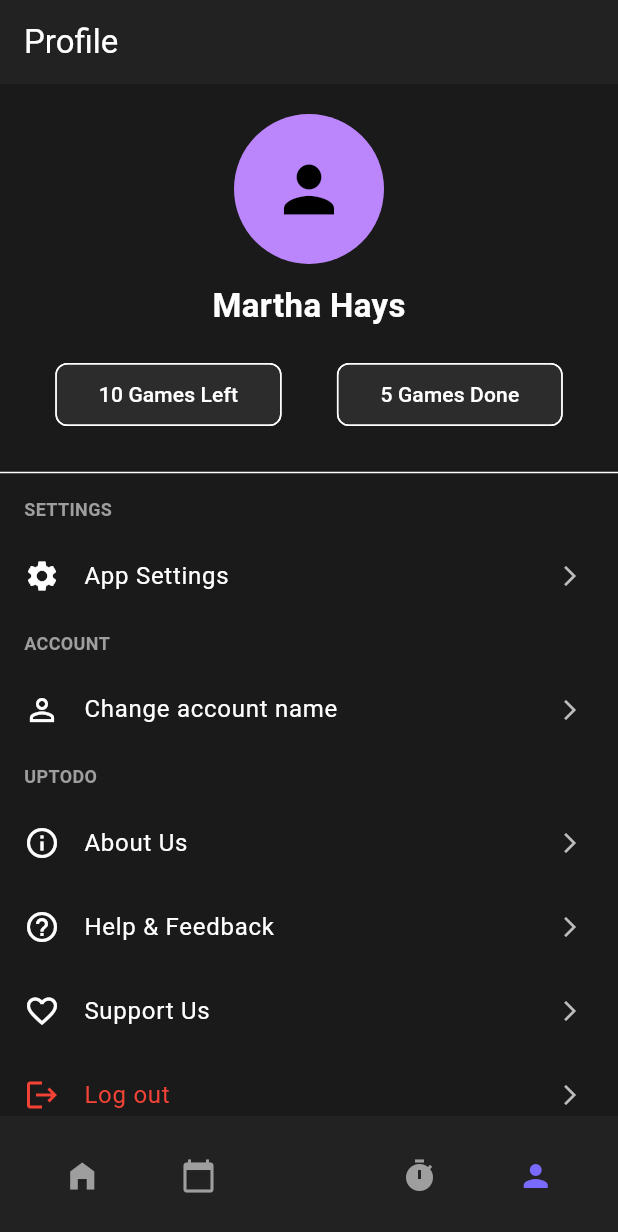
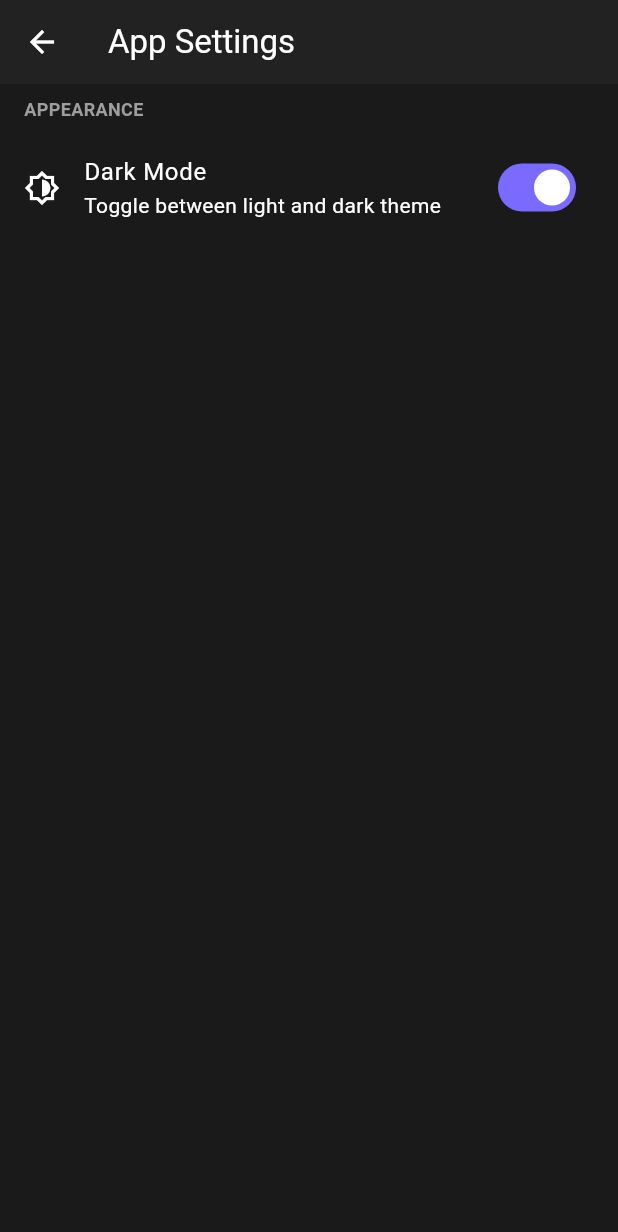
Before and after one commit to Morningknight/gamelog, a Flutter app: the screen it shows after launch, item 4 of the bottom bar chosen, after a tap on "App Settings", on a phone screen of 412 x 824 dp. Shown: the top 1232 px of the screen. Run offline on Flutter 3.47's test engine with Material 3 defaults, Android fonts, the phone set to English and light mode, and no system bars; our stand-ins replace flutter_riverpod, hive, hive_flutter; accounts and stored records are empty.

Commit message:
Feat: Implement dynamic theming and persistent user profile

```diff
--- a/lib/main.dart
+++ b/lib/main.dart
@@ -11,6 +11,7 @@ void main() async {
   await Hive.initFlutter();
   Hive.registerAdapter(GameAdapter());
   await Hive.openBox<Game>('games');
+  await Hive.openBox('userSettings');
   runApp(const ProviderScope(child: GameLogApp()));
 }
 
--- /dev/null
+++ b/lib/providers/user_settings_provider.dart
@@ -0,0 +1,25 @@
+import 'package:flutter_riverpod/flutter_riverpod.dart';
+import 'package:hive_flutter/hive_flutter.dart';
+
+class UserSettingsService {
+  final Box _box;
+  UserSettingsService(this._box);
+
+  String getUserName() {
+    return _box.get('userName', defaultValue: 'Gamer');
+  }
+
+  Future<void> setUserName(String name) async {
+    await _box.put('userName', name);
+  }
+}
+
+final userSettingsServiceProvider = Provider<UserSettingsService>((ref) {
+  final box = Hive.box('userSettings');
+  return UserSettingsService(box);
+});
+
+final userNameProvider = StateProvider<String>((ref) {
+  final settingsService = ref.watch(userSettingsServiceProvider);
+  return settingsService.getUserName();
+});
--- /dev/null
+++ b/lib/screens/app_settings_screen.dart
@@ -0,0 +1,35 @@
+import 'package:flutter/material.dart';
+import 'package:flutter_riverpod/flutter_riverpod.dart';
+import 'package:gamelog/providers/theme_provider.dart';
+import 'package:gamelog/widgets/profile_menu_widgets.dart';
+
+// NO provider definitions should be in this file.
+
+class AppSettingsScreen extends ConsumerWidget {
+  const AppSettingsScreen({super.key});
+
+  @override
+  Widget build(BuildContext context, WidgetRef ref) {
+    final currentThemeMode = ref.watch(themeProvider);
+
+    return Scaffold(
+      appBar: AppBar(
+        title: const Text('App Settings'),
+      ),
+      body: ListView(
+        children: [
+          const SectionTitle(title: 'Appearance'),
+          SwitchListTile(
+            title: const Text('Dark Mode'),
+            subtitle: const Text('Toggle between light and dark theme'),
+            value: currentThemeMode == ThemeMode.dark,
+            onChanged: (isDarkMode) {
+              ref.read(themeProvider.notifier).toggleTheme();
+            },
+            secondary: const Icon(Icons.brightness_6_outlined),
+          ),
+        ],
+      ),
+    );
+  }
+}
--- a/lib/screens/home_screen.dart
+++ b/lib/screens/home_screen.dart
@@ -3,7 +3,6 @@ import 'package:flutter_riverpod/flutter_riverpod.dart';
 import 'package:gamelog/models/game.dart';
 import 'package:gamelog/providers/game_provider.dart';
 import 'package:gamelog/screens/about_screen.dart';
-import 'package:gamelog/screens/add_edit_game_screen.dart';
 import 'package:gamelog/widgets/game_list_view.dart';
 
 class HomeScreen extends ConsumerWidget {
@@ -31,8 +30,6 @@ class HomeScreen extends ConsumerWidget {
     final List<Game> games = ref.watch(gameProvider);
     final currentFilter = ref.watch(gameFilterProvider);
 
-    // Note: The Scaffold and FAB have been removed from here.
-    // They are now managed by the MainScreen.
     return Scaffold(
       appBar: AppBar(
         title: Text(_filterTitle(currentFilter)),
@@ -62,18 +59,7 @@ class HomeScreen extends ConsumerWidget {
         ],
       ),
       body: GameListView(games: games),
-      // IMPORTANT: We need to add our own FAB here that navigates to the add screen.
-      // The one in MainScreen is just for visual structure.
-      floatingActionButton: FloatingActionButton(
-        onPressed: () {
-          Navigator.of(context).push(
-            MaterialPageRoute(
-              builder: (ctx) => const AddEditGameScreen(),
-            ),
-          );
-        },
-        child: const Icon(Icons.add),
-      ),
+      // --- THE FLOATING ACTION BUTTON HAS BEEN REMOVED FROM THIS FILE ---
     );
   }
 }
--- a/lib/screens/main_screen.dart
+++ b/lib/screens/main_screen.dart
@@ -2,7 +2,7 @@ import 'package:flutter/material.dart';
 import 'package:flutter_riverpod/flutter_riverpod.dart';
 import 'package:gamelog/screens/add_edit_game_screen.dart';
 import 'package:gamelog/screens/home_screen.dart';
-import 'package:gamelog/screens/profile_screen.dart'; // <-- ADD THIS IMPORT
+import 'package:gamelog/screens/profile_screen.dart';
 
 // A simple provider to hold the state of the selected tab index.
 final mainScreenIndexProvider = StateProvider<int>((ref) => 0);
@@ -14,16 +14,17 @@ class MainScreen extends ConsumerWidget {
   Widget build(BuildContext context, WidgetRef ref) {
     final selectedIndex = ref.watch(mainScreenIndexProvider);
 
-    // List of the main screens in our app.
     final List<Widget> screens = [
       const HomeScreen(),
       Container(color: Colors.blue, child: const Center(child: Text('Calendar'))), // Placeholder
       Container(color: Colors.green, child: const Center(child: Text('Focus'))), // Placeholder
-      const ProfileScreen(), // <-- REPLACE THE RED CONTAINER
+      const ProfileScreen(),
     ];
 
+    // The FloatingActionButton is defined here, in one central place.
     final fab = FloatingActionButton(
       onPressed: () {
+        // This navigation is correct.
         Navigator.of(context).push(
           MaterialPageRoute(
             builder: (ctx) => const AddEditGameScreen(),
@@ -36,6 +37,7 @@ class MainScreen extends ConsumerWidget {
     return Scaffold(
       body: screens[selectedIndex],
 
+      // This logic ensures only one FAB is ever in the widget tree.
       floatingActionButton: selectedIndex == 0 ? fab : null,
       floatingActionButtonLocation: FloatingActionButtonLocation.centerDocked,
 
--- a/lib/screens/profile_screen.dart
+++ b/lib/screens/profile_screen.dart
@@ -1,12 +1,52 @@
 import 'package:flutter/material.dart';
 import 'package:flutter_riverpod/flutter_riverpod.dart';
+import 'package:gamelog/providers/user_settings_provider.dart';
+import 'package:gamelog/screens/app_settings_screen.dart';
 import 'package:gamelog/widgets/profile_menu_widgets.dart';
+
+// NO provider definitions should be in this file.
 
 class ProfileScreen extends ConsumerWidget {
   const ProfileScreen({super.key});
 
+  void _showChangeNameDialog(BuildContext context, WidgetRef ref) {
+    final settingsService = ref.read(userSettingsServiceProvider);
+    final nameController = TextEditingController(text: settingsService.getUserName());
+
+    showDialog(
+      context: context,
+      builder: (ctx) => AlertDialog(
+        title: const Text('Change Account Name'),
+        content: TextField(
+          controller: nameController,
+          autofocus: true,
+          decoration: const InputDecoration(labelText: 'New Name'),
+        ),
+        actions: [
+          TextButton(
+            child: const Text('Cancel'),
+            onPressed: () => Navigator.of(ctx).pop(),
+          ),
+          ElevatedButton(
+            child: const Text('Save'),
+            onPressed: () {
+              final newName = nameController.text;
+              if (newName.isNotEmpty) {
+                settingsService.setUserName(newName);
+                ref.invalidate(userNameProvider);
+                Navigator.of(ctx).pop();
+              }
+            },
+          ),
+        ],
+      ),
+    );
+  }
+
   @override
   Widget build(BuildContext context, WidgetRef ref) {
+    final userName = ref.watch(userNameProvider);
+
     return Scaffold(
       appBar: AppBar(
         title: const Text('Profile'),
@@ -14,23 +54,18 @@ class ProfileScreen extends ConsumerWidget {
       body: ListView(
         children: [
           const SizedBox(height: 20),
-          // --- User Avatar and Name ---
           const CircleAvatar(
             radius: 50,
-            // In a real app, this would be a user's image.
-            // For now, a placeholder icon is fine.
             child: Icon(Icons.person, size: 50),
           ),
           const SizedBox(height: 12),
-          const Center(
+          Center(
             child: Text(
-              'Martha Hays', // We will make this editable later
-              style: TextStyle(fontSize: 22, fontWeight: FontWeight.bold),
+              userName,
+              style: const TextStyle(fontSize: 22, fontWeight: FontWeight.bold),
             ),
           ),
           const SizedBox(height: 20),
-
-          // --- Game Stats ---
           Row(
             mainAxisAlignment: MainAxisAlignment.spaceEvenly,
             children: [
@@ -40,15 +75,16 @@ class ProfileScreen extends ConsumerWidget {
           ),
           const SizedBox(height: 20),
           const Divider(),
-
-          // --- Menu List ---
           const SectionTitle(title: 'Settings'),
           ProfileMenuItem(
             icon: Icons.settings,
             title: 'App Settings',
             onTap: () {
-              // TODO: Navigate to App Settings screen
-              print('App Settings Tapped');
+              Navigator.of(context).push(
+                MaterialPageRoute(
+                  builder: (ctx) => const AppSettingsScreen(),
+                ),
+              );
             },
           ),
           const SectionTitle(title: 'Account'),
@@ -56,52 +92,36 @@ class ProfileScreen extends ConsumerWidget {
             icon: Icons.person_outline,
             title: 'Change account name',
             onTap: () {
-              // TODO: Show dialog to change name
-              print('Change Name Tapped');
+              _showChangeNameDialog(context, ref);
             },
           ),
-          // For now, we'll keep the password/image options simple
-          // as they require more complex logic.
-          const SectionTitle(title: 'Uptodo'), // Changed to GameLog
+          const SectionTitle(title: 'GameLog'),
           ProfileMenuItem(
             icon: Icons.info_outline,
             title: 'About Us',
-            onTap: () {
-              // TODO: Navigate to About screen
-              print('About Us Tapped');
-            },
+            onTap: () { /* ... */ },
           ),
           ProfileMenuItem(
             icon: Icons.help_outline,
             title: 'Help & Feedback',
-            onTap: () {
-              // TODO: Launch URL for feedback
-              print('Help & Feedback Tapped');
-            },
+            onTap: () { /* ... */ },
           ),
           ProfileMenuItem(
             icon: Icons.favorite_border,
             title: 'Support Us',
-            onTap: () {
-              // TODO: Launch Buy Me a Coffee URL
-              print('Support Us Tapped');
-            },
+            onTap: () { /* ... */ },
           ),
           ProfileMenuItem(
             icon: Icons.logout,
             title: 'Log out',
-            textColor: Colors.red, // Example of using the optional color
-            onTap: () {
-              // TODO: Implement logout logic
-              print('Log Out Tapped');
-            },
+            textColor: Colors.red,
+            onTap: () { /* ... */ },
           ),
         ],
       ),
     );
   }
 
-  // Helper widget for the "X Games Left/Done" chips
   Widget _buildStatChip(String label, BuildContext context) {
     return Chip(
       label: Text(label),
```
